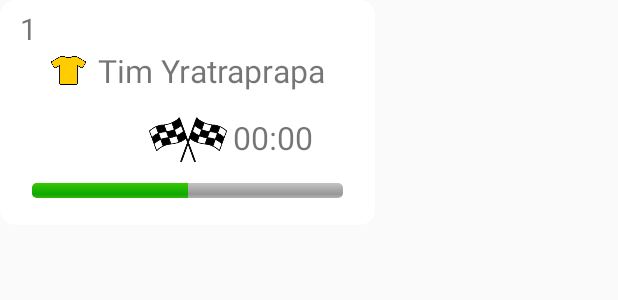
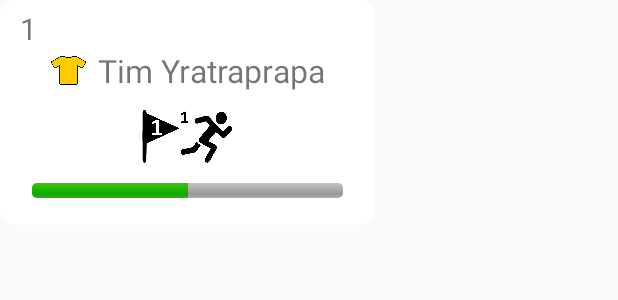
Before and after one commit to lheydel/android-race-app, an Android app: the layout team_box.xml on its own in the app's theme, with its tools: preview values and no code run, on a phone screen of 412 x 824 dp. Shown: the top 300 px of the screen. Run offline under Robolectric (Android 15) with nearby library versions, the phone set to English and light mode, and no system bars.

Commit message:
team position display OK

```diff
--- a/app/src/main/res/layout/team_box.xml
+++ b/app/src/main/res/layout/team_box.xml
@@ -63,7 +63,7 @@
             android:layout_width="wrap_content"
             android:layout_height="wrap_content"
             android:layout_marginTop="12dp"
-            android:visibility="invisible"
+            android:visibility="visible"
             app:layout_constraintEnd_toEndOf="parent"
             app:layout_constraintStart_toStartOf="parent"
             app:layout_constraintTop_toBottomOf="@id/runnerInfo">
@@ -108,7 +108,7 @@
             android:id="@+id/finishState"
             android:layout_width="wrap_content"
             android:layout_height="wrap_content"
-            android:visibility="visible"
+            android:visibility="invisible"
             app:layout_constraintBottom_toTopOf="@+id/progressBar"
             app:layout_constraintEnd_toEndOf="parent"
             app:layout_constraintStart_toStartOf="parent"
@@ -118,28 +118,30 @@
                 android:id="@+id/teamPos"
                 android:layout_width="wrap_content"
                 android:layout_height="wrap_content"
+                android:layout_marginBottom="16dp"
                 android:textSize="35sp"
                 android:visibility="visible"
                 app:layout_constraintBottom_toBottomOf="@id/imgFinish"
-                app:layout_constraintEnd_toStartOf="@+id/imgFinish"
+                app:layout_constraintEnd_toEndOf="@+id/imgFinish"
                 app:layout_constraintStart_toStartOf="@id/imgFinish"
                 app:layout_constraintTop_toTopOf="@id/imgFinish" />
 
             <ImageView
                 android:id="@+id/imgFinish"
-                android:layout_width="60dp"
-                android:layout_height="35dp"
+                android:layout_width="83dp"
+                android:layout_height="47dp"
                 android:visibility="visible"
                 app:layout_constraintBottom_toBottomOf="parent"
                 app:layout_constraintEnd_toEndOf="parent"
                 app:layout_constraintStart_toStartOf="parent"
                 app:layout_constraintTop_toTopOf="parent"
-                app:srcCompat="@drawable/end_flag" />
+                app:srcCompat="@drawable/laurel" />
 
             <TextView
                 android:id="@+id/teamTime"
                 android:layout_width="wrap_content"
                 android:layout_height="wrap_content"
+                android:layout_marginStart="1dp"
                 android:text="00:00"
                 android:textSize="21sp"
                 android:visibility="visible"
--- a/app/src/main/res/values/dimens.xml
+++ b/app/src/main/res/values/dimens.xml
@@ -11,6 +11,8 @@
     <dimen name="teambox_margin_bot">10dp</dimen>
     <dimen name="teambox_margin_side">5dp</dimen>
     <dimen name="teambox_padding">5dp</dimen>
+    <dimen name="team_pos_offset_podium">8dp</dimen>
+    <dimen name="team_pos_offset_default">16dp</dimen>
 
     <!-- Default screen margins, per the Android Design guidelines. -->
     <dimen name="activity_horizontal_margin">16dp</dimen>
```
Also changed, not shown: app/src/main/java/com/example/lo52_f1_levier/coursetimer/TeamBoxData.kt (+20 -1 lines), app/src/main/java/com/example/lo52_f1_levier/coursetimer/TeamBoxGridAdapter.kt (+15 -3 lines).
